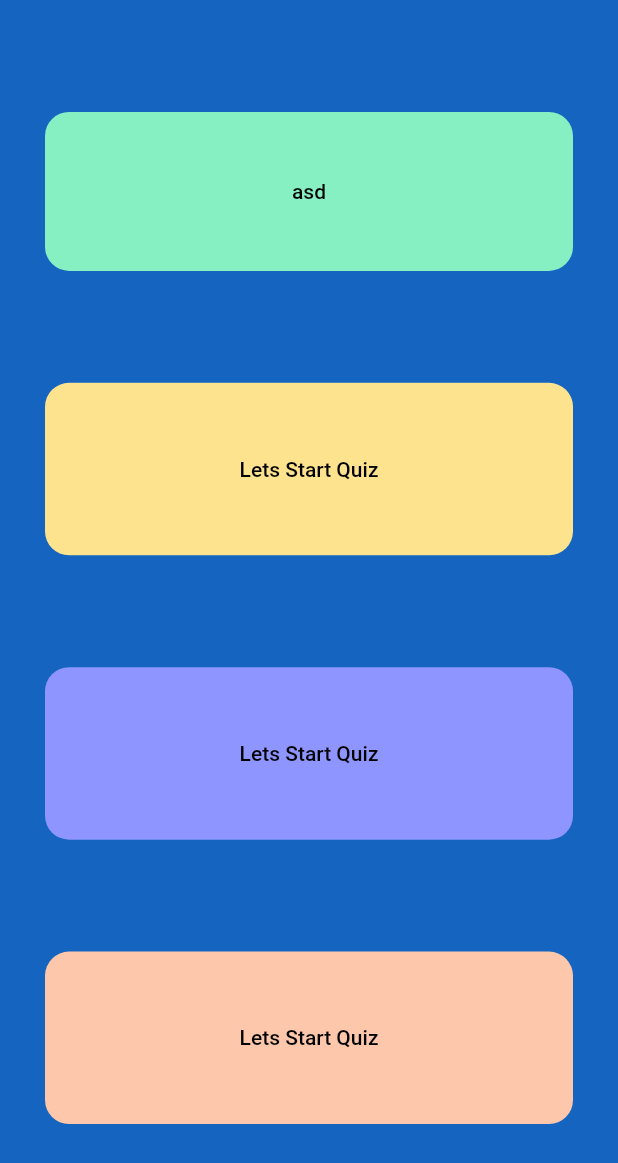
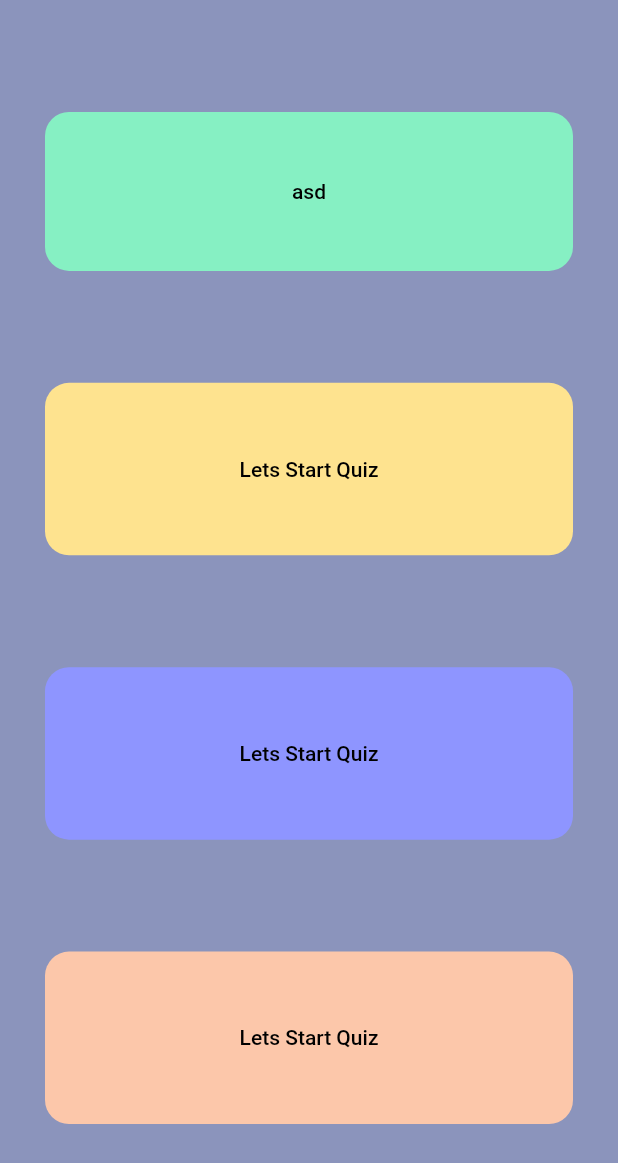
Before and after one commit to newbeetomato/brain, a Flutter app: the screen it shows after launch, on a phone screen of 412 x 824 dp. Shown: the top 1163 px of the screen. Run offline on Flutter 3.47's test engine with Material 2 defaults, Android fonts, the phone set to English and light mode, and no system bars; our stand-ins replace get, websafe_svg.

Commit message:
backGroundColor updated

```diff
--- a/flutter_app/lib/constants.dart
+++ b/flutter_app/lib/constants.dart
@@ -15,6 +15,7 @@ Color color6 = Color(0xFF1565C0);
 
 
 
+
 const kPrimaryGradient = LinearGradient(
   colors: [Color(0xFF18FFFF), Color(0xFF18FFFF)],
   begin: Alignment.centerLeft,
--- a/flutter_app/lib/mainpage/mainpage.dart
+++ b/flutter_app/lib/mainpage/mainpage.dart
@@ -11,7 +11,7 @@ class MainPage extends StatelessWidget {
 
     var size = MediaQuery.of(context).size;
     return new Scaffold(
-      backgroundColor: color6,
+      backgroundColor: kSecondaryColor,
 
 
       body: Stack(
```
